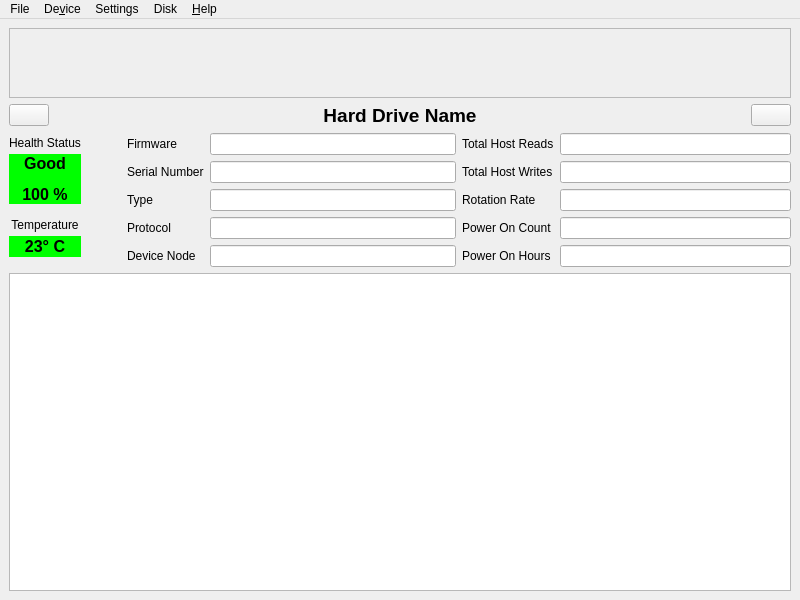
Before: the Qt Designer form src/mainwindow.ui in edisionnano/QDiskInfo, drawn with Qt 5.
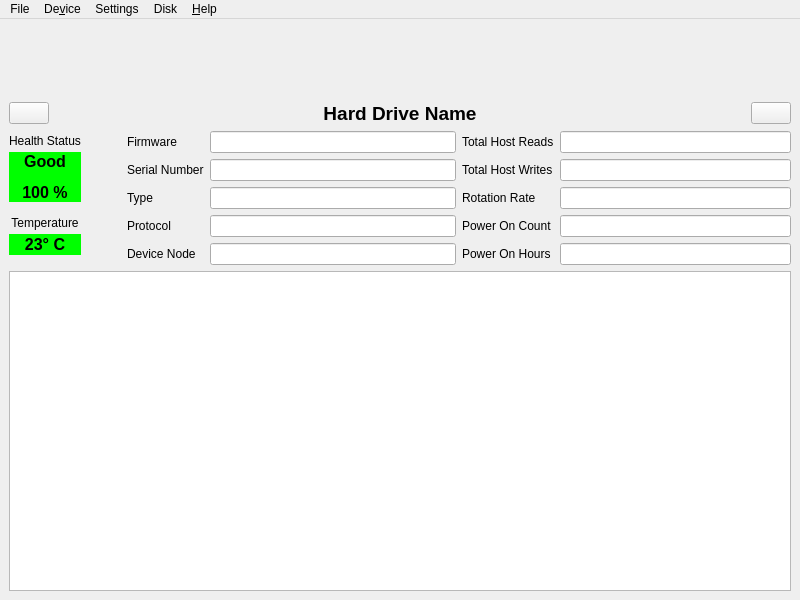
After: the same form once the commit is applied. Icons and pictures are not drawn.

Commit message: Remove shadow from frame

```diff
--- a/src/mainwindow.ui
+++ b/src/mainwindow.ui
@@ -40,6 +40,9 @@
             <verstretch>0</verstretch>
            </sizepolicy>
           </property>
+          <property name="frameShape">
+           <enum>QFrame::Shape::NoFrame</enum>
+          </property>
           <property name="verticalScrollBarPolicy">
            <enum>Qt::ScrollBarPolicy::ScrollBarAlwaysOff</enum>
           </property>
```
Left out of the diff: 2 changed lines with no effect on the pictures.
